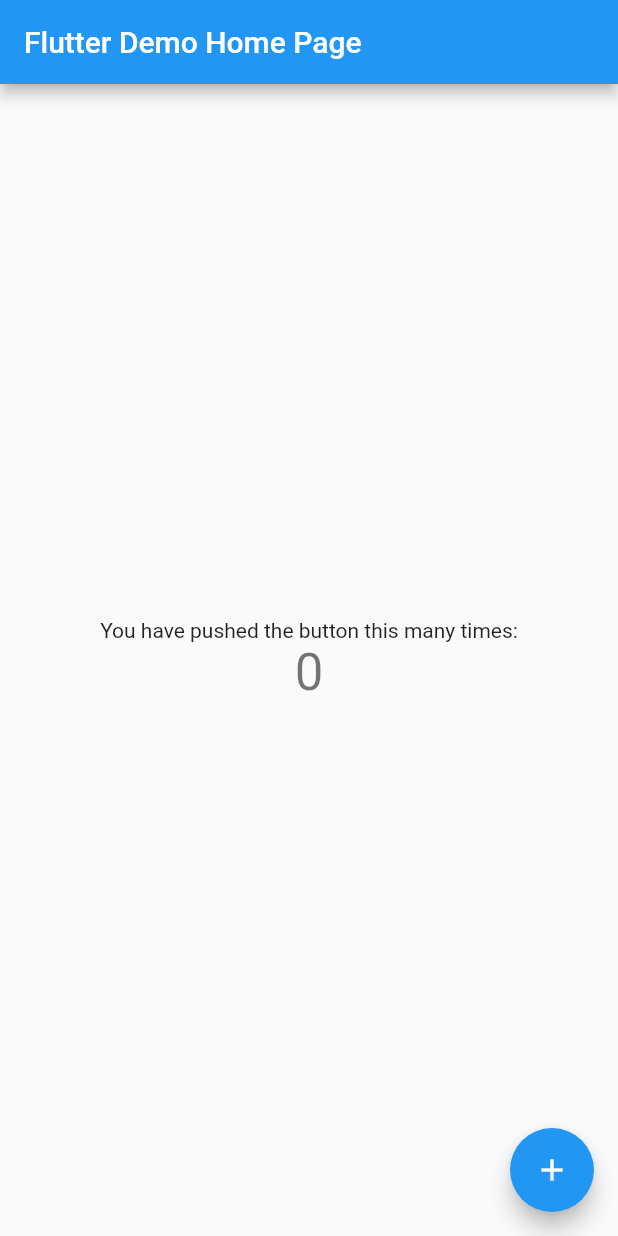
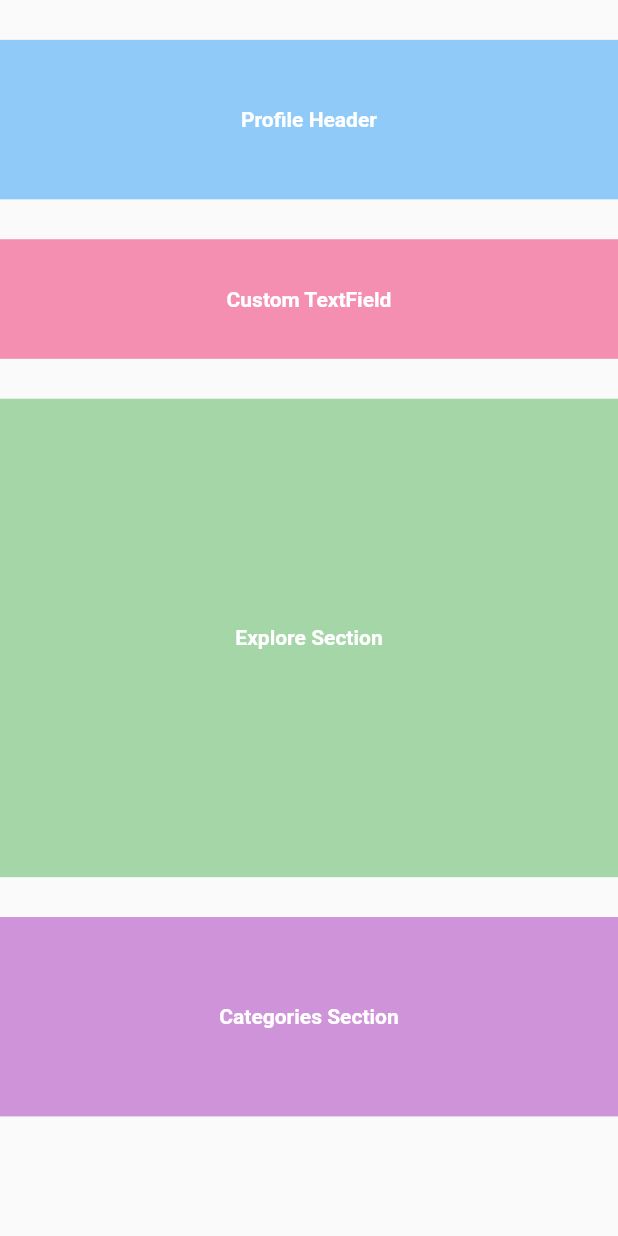
Before and after one commit to batuhankrbb/travel_app_ui, a Flutter app: the screen it shows after launch, on a phone screen of 412 x 824 dp. Run offline on Flutter 3.47's test engine with Material 2 defaults, Android fonts, the phone set to English and light mode, and no system bars.

Commit message:
add: structure of main page

```diff
--- a/lib/main.dart
+++ b/lib/main.dart
@@ -1,113 +1,20 @@
 import 'package:flutter/material.dart';
+import 'package:travel_app_ui/pages/main_page/main_page.dart';
 
 void main() {
   runApp(MyApp());
 }
 
+
 class MyApp extends StatelessWidget {
-  // This widget is the root of your application.
+  const MyApp({Key? key}) : super(key: key);
+
   @override
   Widget build(BuildContext context) {
     return MaterialApp(
-      title: 'Flutter Demo',
-      theme: ThemeData(
-        // This is the theme of your application.
-        //
-        // Try running your application with "flutter run". You'll see the
-        // application has a blue toolbar. Then, without quitting the app, try
-        // changing the primarySwatch below to Colors.green and then invoke
-        // "hot reload" (press "r" in the console where you ran "flutter run",
-        // or simply save your changes to "hot reload" in a Flutter IDE).
-        // Notice that the counter didn't reset back to zero; the application
-        // is not restarted.
-        primarySwatch: Colors.blue,
-      ),
-      home: MyHomePage(title: 'Flutter Demo Home Page'),
+      home: MainPage(),
+      title: "Travel App Interface",
+      debugShowCheckedModeBanner: false,
     );
   }
 }
-
-class MyHomePage extends StatefulWidget {
-  MyHomePage({Key key, this.title}) : super(key: key);
-
-  // This widget is the home page of your application. It is stateful, meaning
-  // that it has a State object (defined below) that contains fields that affect
-  // how it looks.
-
-  // This class is the configuration for the state. It holds the values (in this
-  // case the title) provided by the parent (in this case the App widget) and
-  // used by the build method of the State. Fields in a Widget subclass are
-  // always marked "final".
-
-  final String title;
-
-  @override
-  _MyHomePageState createState() => _MyHomePageState();
-}
-
-class _MyHomePageState extends State<MyHomePage> {
-  int _counter = 0;
-
-  void _incrementCounter() {
-    setState(() {
-      // This call to setState tells the Flutter framework that something has
-      // changed in this State, which causes it to rerun the build method below
-      // so that the display can reflect the updated values. If we changed
-      // _counter without calling setState(), then the build method would not be
-      // called again, and so nothing would appear to happen.
-      _counter++;
-    });
-  }
-
-  @override
-  Widget build(BuildContext context) {
-    // This method is rerun every time setState is called, for instance as done
-    // by the _incrementCounter method above.
-    //
-    // The Flutter framework has been optimized to make rerunning build methods
-    // fast, so that you can just rebuild anything that needs updating rather
-    // than having to individually change instances of widgets.
-    return Scaffold(
-      appBar: AppBar(
-        // Here we take the value from the MyHomePage object that was created by
-        // the App.build method, and use it to set our appbar title.
-        title: Text(widget.title),
-      ),
-      body: Center(
-        // Center is a layout widget. It takes a single child and positions it
-        // in the middle of the parent.
-        child: Column(
-          // Column is also a layout widget. It takes a list of children and
-          // arranges them vertically. By default, it sizes itself to fit its
-          // children horizontally, and tries to be as tall as its parent.
-          //
-          // Invoke "debug painting" (press "p" in the console, choose the
-          // "Toggle Debug Paint" action from the Flutter Inspector in Android
-          // Studio, or the "Toggle Debug Paint" command in Visual Studio Code)
-          // to see the wireframe for each widget.
-          //
-          // Column has various properties to control how it sizes itself and
-          // how it positions its children. Here we use mainAxisAlignment to
-          // center the children vertically; the main axis here is the vertical
-          // axis because Columns are vertical (the cross axis would be
-          // horizontal).
-          mainAxisAlignment: MainAxisAlignment.center,
-          children: <Widget>[
-            Text(
-              'You have pushed the button this many times:',
-            ),
-            Text(
-              '$_counter',
-              style: Theme.of(context).textTheme.headline4,
-            ),
-          ],
-        ),
-      ),
-      floatingActionButton: FloatingActionButton(
-        onPressed: _incrementCounter,
-        tooltip: 'Increment',
-        child: Icon(Icons.add),
-      ), // This trailing comma makes auto-formatting nicer for build methods.
-    );
-  }
-}
--- /dev/null
+++ b/lib/pages/detail_page/detail_page.dart
@@ -0,0 +1,17 @@
+import 'package:flutter/material.dart';
+
+class DetailPage extends StatefulWidget {
+  DetailPage({Key? key}) : super(key: key);
+
+  @override
+  _DetailPageState createState() => _DetailPageState();
+}
+
+class _DetailPageState extends State<DetailPage> {
+  @override
+  Widget build(BuildContext context) {
+    return Container(
+       child: null,
+    );
+  }
+}
--- /dev/null
+++ b/lib/pages/main_page/components/categories_section.dart
@@ -0,0 +1,25 @@
+import 'package:flutter/material.dart';
+
+class CategoriesSection extends StatefulWidget {
+  CategoriesSection({Key? key}) : super(key: key);
+
+  @override
+  _CategoriesSectionState createState() => _CategoriesSectionState();
+}
+
+class _CategoriesSectionState extends State<CategoriesSection> {
+  @override
+  Widget build(BuildContext context) {
+    return Container(
+      alignment: Alignment.center,
+      child: Text(
+        "Categories Section",
+        style: TextStyle(
+          color: Colors.white,
+          fontWeight: FontWeight.bold,
+        ),
+      ),
+      color: Colors.purple[200],
+    );
+  }
+}
--- /dev/null
+++ b/lib/pages/main_page/components/custom_textfield.dart
@@ -0,0 +1,26 @@
+import 'package:flutter/material.dart';
+
+
+class CustomTextField extends StatefulWidget {
+  CustomTextField({Key? key}) : super(key: key);
+
+  @override
+  _CustomTextFieldState createState() => _CustomTextFieldState();
+}
+
+class _CustomTextFieldState extends State<CustomTextField> {
+  @override
+  Widget build(BuildContext context) {
+    return Container(
+      alignment: Alignment.center,
+      child: Text(
+        "Custom TextField",
+        style: TextStyle(
+          color: Colors.white,
+          fontWeight: FontWeight.bold,
+        ),
+      ),
+      color: Colors.pink[200],
+    );
+  }
+}
--- /dev/null
+++ b/lib/pages/main_page/components/explore_section.dart
@@ -0,0 +1,25 @@
+import 'package:flutter/material.dart';
+
+class ExploreSection extends StatefulWidget {
+  ExploreSection({Key? key}) : super(key: key);
+
+  @override
+  _ExploreSectionState createState() => _ExploreSectionState();
+}
+
+class _ExploreSectionState extends State<ExploreSection> {
+  @override
+  Widget build(BuildContext context) {
+    return Container(
+      alignment: Alignment.center,
+      child: Text(
+        "Explore Section",
+        style: TextStyle(
+          color: Colors.white,
+          fontWeight: FontWeight.bold,
+        ),
+      ),
+      color: Colors.green[200],
+    );
+  }
+}
--- /dev/null
+++ b/lib/pages/main_page/components/profile_header.dart
@@ -0,0 +1,20 @@
+import 'package:flutter/material.dart';
+
+class ProfileHeader extends StatelessWidget {
+  const ProfileHeader({Key? key}) : super(key: key);
+
+  @override
+  Widget build(BuildContext context) {
+    return Container(
+      alignment: Alignment.center,
+      child: Text(
+        "Profile Header",
+        style: TextStyle(
+          color: Colors.white,
+          fontWeight: FontWeight.bold,
+        ),
+      ),
+      color: Colors.blue[200],
+    );
+  }
+}
--- /dev/null
+++ b/lib/pages/main_page/main_page.dart
@@ -0,0 +1,57 @@
+import 'package:flutter/material.dart';
+import 'package:travel_app_ui/pages/main_page/components/categories_section.dart';
+import 'package:travel_app_ui/pages/main_page/components/custom_textfield.dart';
+import 'package:travel_app_ui/pages/main_page/components/explore_section.dart';
+import 'package:travel_app_ui/pages/main_page/components/profile_header.dart';
+
+class MainPage extends StatefulWidget {
+  MainPage({Key? key}) : super(key: key);
+
+  @override
+  _MainPageState createState() => _MainPageState();
+}
+
+class _MainPageState extends State<MainPage> {
+  @override
+  Widget build(BuildContext context) {
+    return Scaffold(
+      body: SafeArea(
+        child: Column(
+          children: [
+            Spacer(
+              flex: 2,
+            ),
+            Expanded(
+              flex: 8,
+              child: ProfileHeader(),
+            ),
+            Spacer(
+              flex: 2,
+            ),
+            Expanded(
+              flex: 6,
+              child: CustomTextField(),
+            ),
+            Spacer(
+              flex: 2,
+            ),
+            Expanded(
+              flex: 24,
+              child: ExploreSection(),
+            ),
+            Spacer(
+              flex: 2,
+            ),
+            Expanded(
+              flex: 10,
+              child: CategoriesSection(),
+            ),
+            Spacer(
+              flex: 6,
+            ),
+          ],
+        ),
+      ),
+    );
+  }
+}
--- a/pubspec.yaml
+++ b/pubspec.yaml
@@ -18,7 +18,7 @@
 version: 1.0.0+1
 
 environment:
-  sdk: ">=2.7.0 <3.0.0"
+  sdk: ">=2.12.0 <3.0.0"
 
 dependencies:
   flutter:
```
